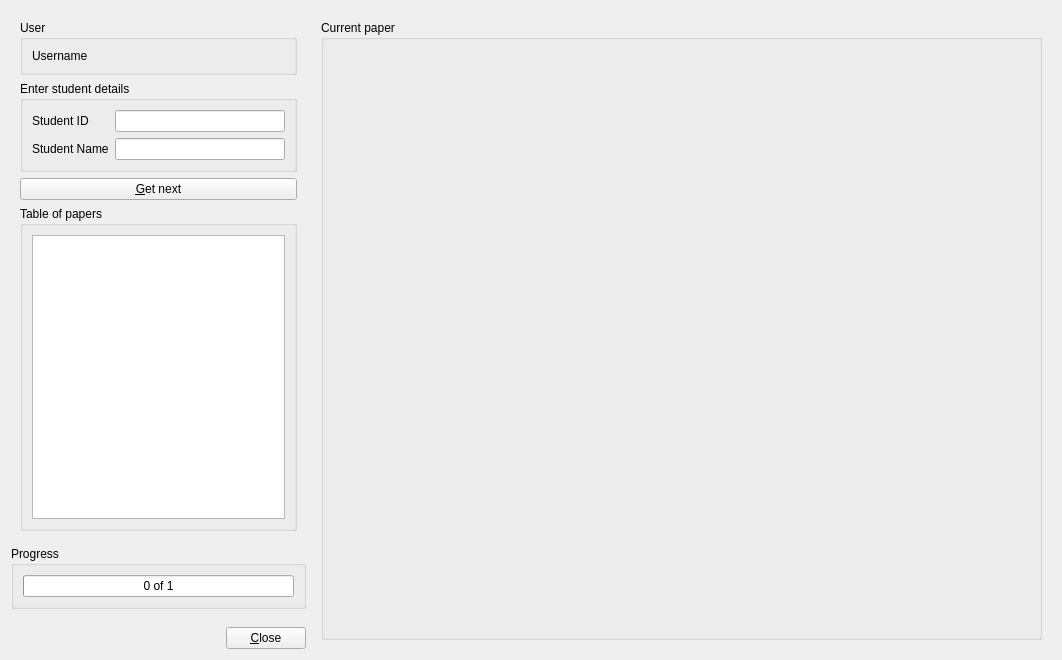
Qt form qtCreatorFiles/ui_identify.ui (plomgrading/plom) before a commit.
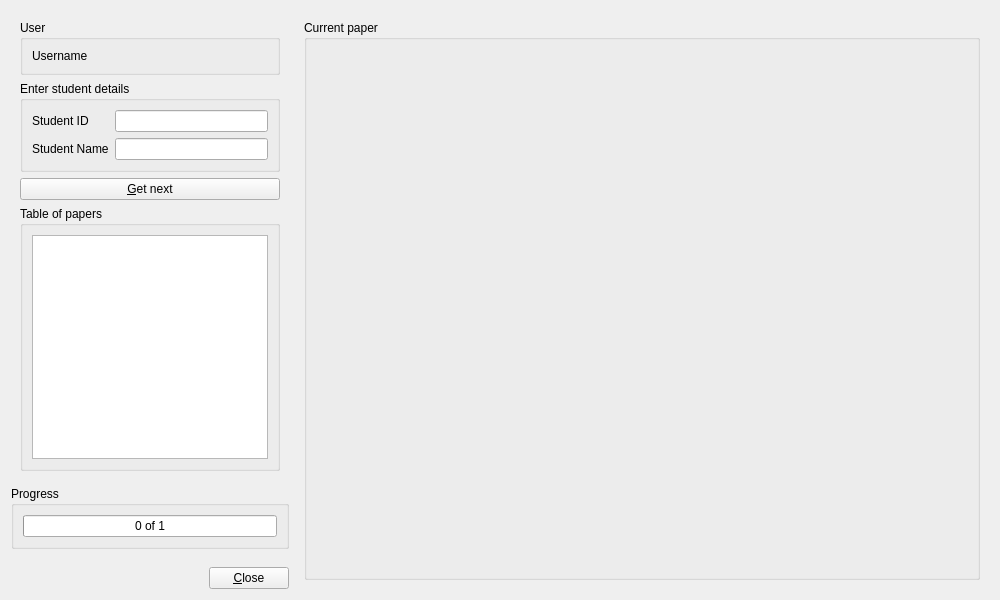
The same form after that commit.

Commit message: Minor tweak to the identify window - hopefully expands better now

Patch:
```diff
--- a/qtCreatorFiles/ui_identify.ui
+++ b/qtCreatorFiles/ui_identify.ui
@@ -9,12 +9,12 @@
    <rect>
     <x>0</x>
     <y>0</y>
-    <width>1062</width>
-    <height>660</height>
+    <width>1000</width>
+    <height>600</height>
    </rect>
   </property>
   <property name="sizePolicy">
-   <sizepolicy hsizetype="Preferred" vsizetype="Preferred">
+   <sizepolicy hsizetype="Expanding" vsizetype="Expanding">
     <horstretch>1</horstretch>
     <verstretch>1</verstretch>
    </sizepolicy>
```
The commit also changes 1 other file.
